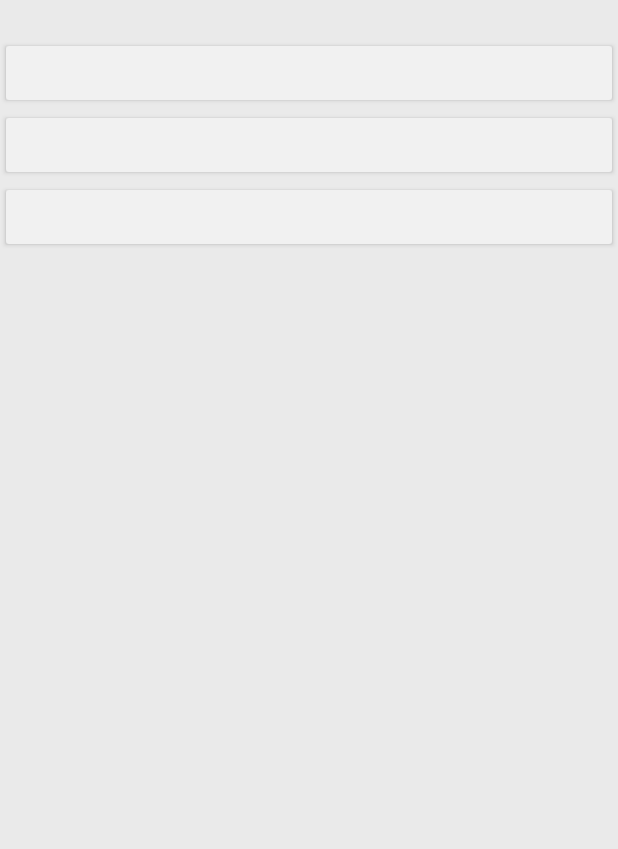
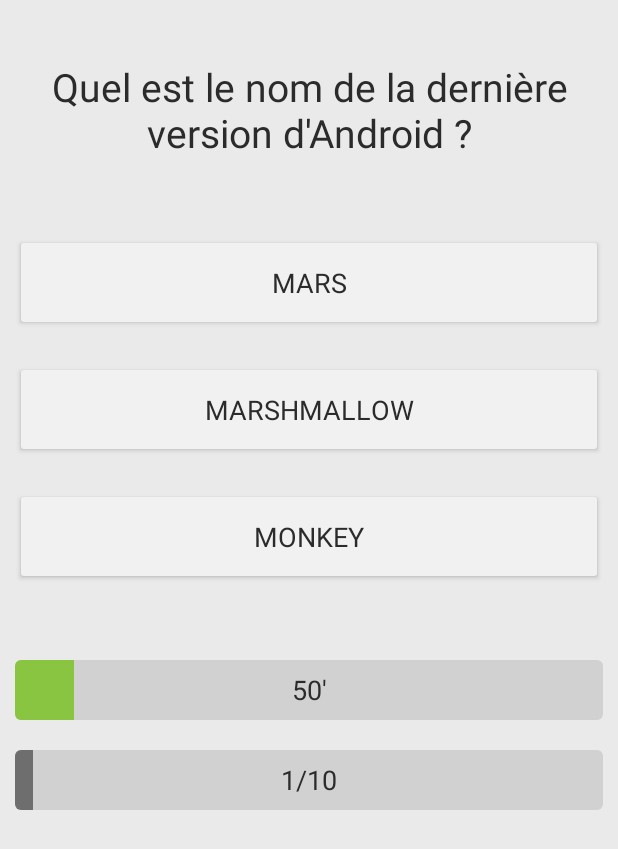
Before and after one commit to publicissapient-france/quiz-android, an Android app: the layout fragment_question.xml on its own in the app's theme, with its tools: preview values and no code run, on a phone screen of 412 x 824 dp. Shown: the top 849 px of the screen. Run offline under Robolectric (Android 15) with nearby library versions, the phone set to English and light mode, and no system bars.

Commit message:
Quiz design

```diff
--- a/app/src/main/AndroidManifest.xml
+++ b/app/src/main/AndroidManifest.xml
@@ -13,7 +13,7 @@
         android:theme="@style/AppTheme">
 
         <activity
-            android:name=".form.FormActivity"
+            android:name=".quiz.QuizActivity"
             android:screenOrientation="portrait">
             <intent-filter>
                 <action android:name="android.intent.action.MAIN"/>
@@ -21,9 +21,9 @@
             </intent-filter>
         </activity>
 
-        <activity
-            android:name=".quiz.QuizActivity"
-            android:screenOrientation="portrait"/>
+        <!--<activity-->
+        <!--android:name=".quiz.QuizActivity"-->
+        <!--android:screenOrientation="portrait"/>-->
 
     </application>
 
--- /dev/null
+++ b/app/src/main/res/drawable/question_progress.xml
@@ -0,0 +1,41 @@
+<?xml version="1.0" encoding="utf-8"?>
+<layer-list xmlns:android="http://schemas.android.com/apk/res/android">
+
+    <item android:id="@android:id/background">
+        <shape>
+            <solid android:color="@color/grey1"/>
+            <corners
+                android:bottomLeftRadius="@dimen/rounded_radius"
+                android:bottomRightRadius="@dimen/rounded_radius"
+                android:topLeftRadius="@dimen/rounded_radius"
+                android:topRightRadius="@dimen/rounded_radius"/>
+        </shape>
+    </item>
+
+    <item android:id="@android:id/secondaryProgress">
+        <clip>
+            <shape>
+                <solid android:color="@color/grey1"/>
+                <corners
+                    android:bottomLeftRadius="@dimen/rounded_radius"
+                    android:bottomRightRadius="@dimen/rounded_radius"
+                    android:topLeftRadius="@dimen/rounded_radius"
+                    android:topRightRadius="@dimen/rounded_radius"/>
+            </shape>
+        </clip>
+    </item>
+
+    <item android:id="@android:id/progress">
+        <clip>
+            <shape>
+                <solid android:color="@color/grey2"/>
+                <corners
+                    android:bottomLeftRadius="@dimen/rounded_radius"
+                    android:bottomRightRadius="@dimen/rounded_radius"
+                    android:topLeftRadius="@dimen/rounded_radius"
+                    android:topRightRadius="@dimen/rounded_radius"/>
+            </shape>
+        </clip>
+    </item>
+
+</layer-list>
--- /dev/null
+++ b/app/src/main/res/drawable/time_progress.xml
@@ -0,0 +1,41 @@
+<?xml version="1.0" encoding="utf-8"?>
+<layer-list xmlns:android="http://schemas.android.com/apk/res/android">
+
+    <item android:id="@android:id/background">
+        <shape>
+            <solid android:color="@color/grey1"/>
+            <corners
+                android:bottomLeftRadius="@dimen/rounded_radius"
+                android:bottomRightRadius="@dimen/rounded_radius"
+                android:topLeftRadius="@dimen/rounded_radius"
+                android:topRightRadius="@dimen/rounded_radius"/>
+        </shape>
+    </item>
+
+    <item android:id="@android:id/secondaryProgress">
+        <clip>
+            <shape>
+                <solid android:color="@color/grey1"/>
+                <corners
+                    android:bottomLeftRadius="@dimen/rounded_radius"
+                    android:bottomRightRadius="@dimen/rounded_radius"
+                    android:topLeftRadius="@dimen/rounded_radius"
+                    android:topRightRadius="@dimen/rounded_radius"/>
+            </shape>
+        </clip>
+    </item>
+
+    <item android:id="@android:id/progress">
+        <clip>
+            <shape>
+                <solid android:color="@color/green"/>
+                <corners
+                    android:bottomLeftRadius="@dimen/rounded_radius"
+                    android:bottomRightRadius="@dimen/rounded_radius"
+                    android:topLeftRadius="@dimen/rounded_radius"
+                    android:topRightRadius="@dimen/rounded_radius"/>
+            </shape>
+        </clip>
+    </item>
+
+</layer-list>
--- a/app/src/main/res/layout/activity_quiz.xml
+++ b/app/src/main/res/layout/activity_quiz.xml
@@ -1,7 +1,19 @@
 <?xml version="1.0" encoding="utf-8"?>
-<FrameLayout android:id="@+id/container"
-             xmlns:android="http://schemas.android.com/apk/res/android"
-             android:layout_width="match_parent"
-             android:layout_height="match_parent">
+<LinearLayout
+    xmlns:android="http://schemas.android.com/apk/res/android"
+    android:layout_width="match_parent"
+    android:layout_height="match_parent"
+    android:orientation="vertical">
 
-</FrameLayout>
+    <include layout="@layout/view_nav_bar"/>
+
+    <ScrollView
+        android:layout_width="match_parent"
+        android:layout_height="match_parent">
+
+        <FrameLayout
+            android:id="@+id/container"
+            android:layout_width="match_parent"
+            android:layout_height="wrap_content"/>
+    </ScrollView>
+</LinearLayout>
--- a/app/src/main/res/layout/fragment_question.xml
+++ b/app/src/main/res/layout/fragment_question.xml
@@ -1,27 +1,84 @@
 <?xml version="1.0" encoding="utf-8"?>
-<LinearLayout xmlns:android="http://schemas.android.com/apk/res/android"
-              android:layout_width="match_parent"
-              android:layout_height="match_parent"
-              android:orientation="vertical">
+<LinearLayout
+    xmlns:android="http://schemas.android.com/apk/res/android"
+    xmlns:tools="http://schemas.android.com/tools"
+    android:layout_width="match_parent"
+    android:layout_height="match_parent"
+    android:orientation="vertical">
 
     <TextView
         android:id="@+id/questionText"
+        style="@style/AppTheme.SubTitle"
         android:layout_width="match_parent"
-        android:layout_height="wrap_content"/>
+        android:layout_height="wrap_content"
+        android:layout_marginBottom="@dimen/margin_big"
+        android:layout_marginLeft="@dimen/margin_small"
+        android:layout_marginRight="@dimen/margin_small"
+        android:layout_marginTop="@dimen/margin_big"
+        android:gravity="center"
+        tools:text="Quel est le nom de la dernière version d'Android ?"/>
 
     <Button
         android:id="@+id/answer0Text"
+        style="@style/AppTheme.Button"
         android:layout_width="match_parent"
-        android:layout_height="wrap_content"/>
+        android:layout_height="wrap_content"
+        android:layout_margin="@dimen/margin_small"
+        tools:text="mars"/>
 
     <Button
         android:id="@+id/answer1Text"
+        style="@style/AppTheme.Button"
         android:layout_width="match_parent"
-        android:layout_height="wrap_content"/>
+        android:layout_height="wrap_content"
+        android:layout_margin="@dimen/margin_small"
+        tools:text="marshmallow"/>
 
     <Button
         android:id="@+id/answer2Text"
+        style="@style/AppTheme.Button"
         android:layout_width="match_parent"
-        android:layout_height="wrap_content"/>
+        android:layout_height="wrap_content"
+        android:layout_margin="@dimen/margin_small"
+        tools:text="monkey"/>
+
+    <FrameLayout
+        android:layout_width="match_parent"
+        android:layout_height="wrap_content"
+        android:layout_marginBottom="@dimen/margin_small"
+        android:layout_marginLeft="@dimen/margin_small"
+        android:layout_marginRight="@dimen/margin_small"
+        android:layout_marginTop="@dimen/margin_big">
+
+        <ProgressBar
+            style="@style/AppTheme.TimeProgress"
+            android:layout_width="match_parent"
+            android:progress="10"/>
+
+        <TextView
+            android:layout_width="match_parent"
+            android:layout_height="wrap_content"
+            android:layout_gravity="center"
+            android:gravity="center"
+            tools:text="50'"/>
+    </FrameLayout>
+
+    <FrameLayout
+        android:layout_width="match_parent"
+        android:layout_height="wrap_content"
+        android:layout_margin="@dimen/margin_small">
+
+        <ProgressBar
+            style="@style/AppTheme.QuestionProgress"
+            android:layout_width="match_parent"
+            android:progress="3"/>
+
+        <TextView
+            android:layout_width="match_parent"
+            android:layout_height="wrap_content"
+            android:layout_gravity="center"
+            android:gravity="center"
+            tools:text="1/10"/>
+    </FrameLayout>
 
 </LinearLayout>
--- a/app/src/main/res/values/colors.xml
+++ b/app/src/main/res/values/colors.xml
@@ -5,6 +5,9 @@
     <color name="accent">#b56caa</color>
     <color name="white">#f1f1f1</color>
     <color name="grey">#eaeaea</color>
+    <color name="grey1">#d1d1d1</color>
     <color name="black">#2b2b2b</color>
     <color name="grey0">#d6d6d6</color>
+    <color name="green">#89c541</color>
+    <color name="grey2">#6e6e6e</color>
 </resources>
--- a/app/src/main/res/values/dimens.xml
+++ b/app/src/main/res/values/dimens.xml
@@ -3,4 +3,6 @@
     <dimen name="margin_small">10dp</dimen>
     <dimen name="margin_medium">20dp</dimen>
     <dimen name="rounded_radius">4dp</dimen>
+    <dimen name="margin_big">40dp</dimen>
+    <dimen name="progress_question_height">40dp</dimen>
 </resources>
--- a/app/src/main/res/values/strings.xml
+++ b/app/src/main/res/values/strings.xml
@@ -12,7 +12,7 @@
     <string name="validation_empty">Champ obligatoire</string>
     <string name="text_quiz_about_start">Le quiz va commencer !</string>
     <string name="validation_email">Email invalide</string>
-    <string name="label_save">Sauvegarde...</string>
-    <string name="dialog_quiz_loading">Loading quiz...</string>
+    <string name="label_save">Sauvegarde…</string>
+    <string name="dialog_quiz_loading">Loading quiz…</string>
     <string name="title_quiz">Xebia Quiz</string>
 </resources>
--- a/app/src/main/res/values/styles.xml
+++ b/app/src/main/res/values/styles.xml
@@ -15,7 +15,7 @@
     </style>
 
     <style name="AppTheme.SubTitle">
-        <item name="android:textSize">21sp</item>
+        <item name="android:textSize">26sp</item>
     </style>
 
     <style name="AppTheme.Button">
@@ -36,4 +36,16 @@
         <item name="android:textColorHint">@color/black</item>
     </style>
 
+    <style name="AppTheme.TimeProgress" parent="android:Widget.ProgressBar.Horizontal">
+        <item name="android:indeterminateOnly">false</item>
+        <item name="android:layout_height">@dimen/progress_question_height</item>
+        <item name="android:progressDrawable">@drawable/time_progress</item>
+    </style>
+
+    <style name="AppTheme.QuestionProgress">
+        <item name="android:indeterminateOnly">false</item>
+        <item name="android:layout_height">@dimen/progress_question_height</item>
+        <item name="android:progressDrawable">@drawable/question_progress</item>
+    </style>
+
 </resources>
```
